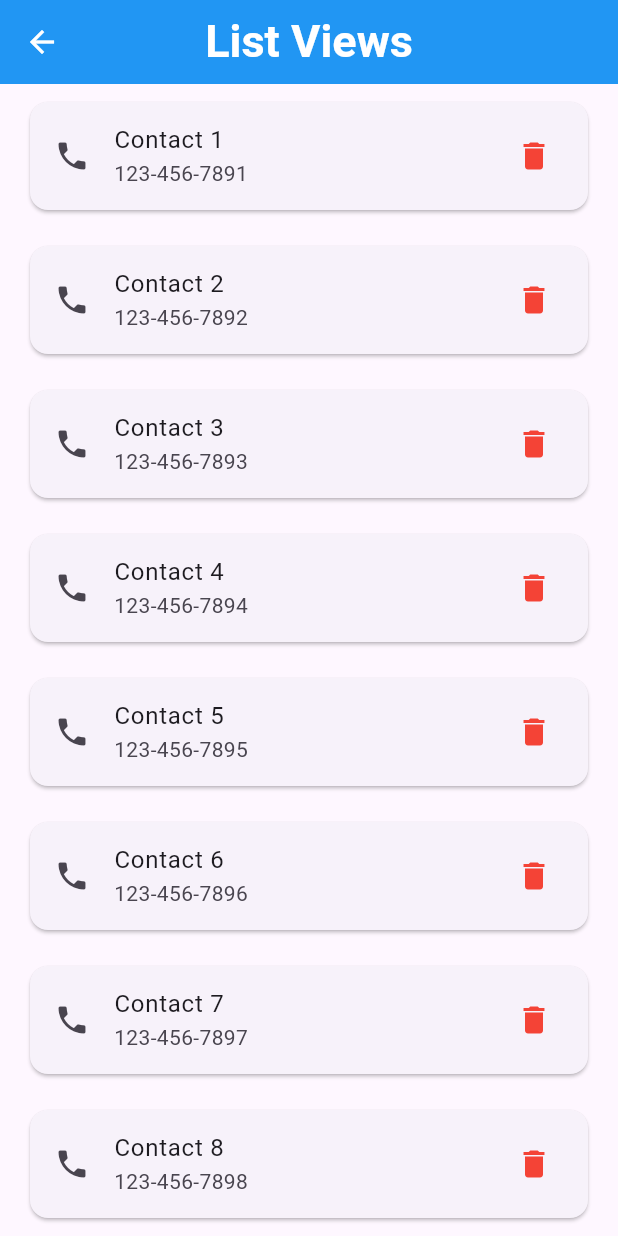
After one commit to rahmatxcode/daily_practice, a Flutter app: the Flist screen opened by its route, on a phone screen of 412 x 824 dp. The commit adds this screen. Run offline on Flutter 3.47's test engine with Material 3 defaults, Android fonts, the phone set to English and light mode, and no system bars; network calls fail.

Commit message:
practice again 1

```diff
--- /dev/null
+++ b/lib/FList.dart
@@ -0,0 +1,29 @@
+import 'package:daily_practice/dp_appbar.dart';
+import 'package:flutter/material.dart';
+
+class Flist extends StatelessWidget {
+  const Flist({super.key});
+
+  @override
+  Widget build(BuildContext context) {
+    return Scaffold(
+      appBar: DpAppbar(title: 'List Views'),
+      body: ListView.builder(
+        itemCount: 20,
+        itemBuilder: (context, index){
+          return Padding(
+            padding: const EdgeInsets.symmetric(horizontal:16.0, vertical: 8.0),
+            child: Card(
+              child: ListTile(
+                leading: Icon(Icons.phone),
+                trailing: Icon(Icons.delete, color: Colors.red,),
+                title: Text('Contact ${index+1}'),
+                subtitle: Text('123-456-789${index+1}'),
+              ),
+            ),
+          );
+        },
+      ),
+    );
+  }
+}
```
Also changed, not shown: lib/app.dart (+7 -3 lines), lib/dashboard.dart (+13 -1 lines), lib/stackW.dart (added, +70 -0 lines).
